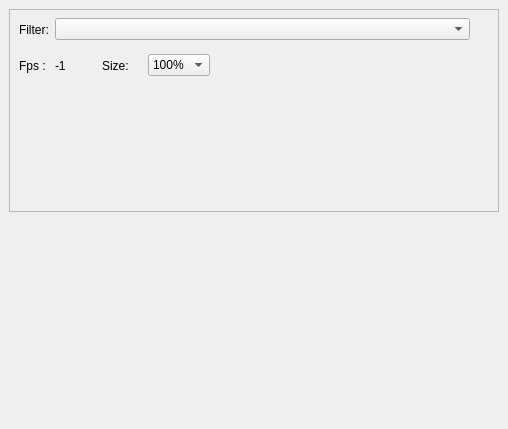
This is CapraVision/client/qt/uifiles/WinViewer.ui in Octets/SeaGoatVision as Qt 5 draws it before an edit. The edited form follows.
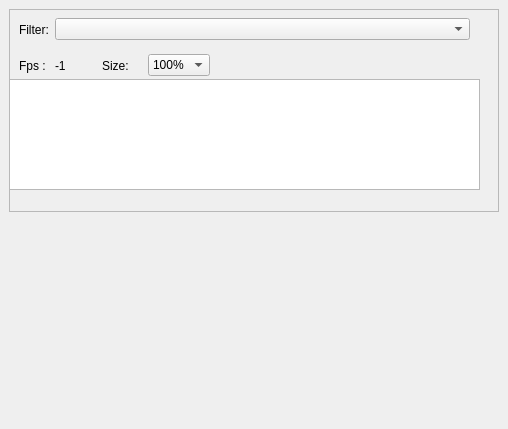
This is the edited form.

Diff of the .ui file:
```diff
--- a/CapraVision/client/qt/uifiles/WinViewer.ui
+++ b/CapraVision/client/qt/uifiles/WinViewer.ui
@@ -37,8 +37,8 @@
       </property>
       <property name="minimumSize">
        <size>
-        <width>400</width>
-        <height>80</height>
+        <width>490</width>
+        <height>190</height>
        </size>
       </property>
       <property name="frameShape">
@@ -47,7 +47,7 @@
       <property name="frameShadow">
        <enum>QFrame::Raised</enum>
       </property>
-      <widget class="QWidget" name="">
+      <widget class="QWidget" name="layoutWidget">
        <property name="geometry">
         <rect>
          <x>0</x>
@@ -91,7 +91,7 @@
         </item>
        </layout>
       </widget>
-      <widget class="QWidget" name="">
+      <widget class="QWidget" name="layoutWidget">
        <property name="geometry">
         <rect>
          <x>0</x>
@@ -202,6 +202,19 @@
         </item>
        </layout>
       </widget>
+      <widget class="QPlainTextEdit" name="txtLog">
+       <property name="geometry">
+        <rect>
+         <x>0</x>
+         <y>70</y>
+         <width>471</width>
+         <height>111</height>
+        </rect>
+       </property>
+       <property name="readOnly">
+        <bool>true</bool>
+       </property>
+      </widget>
      </widget>
     </item>
     <item>
```
